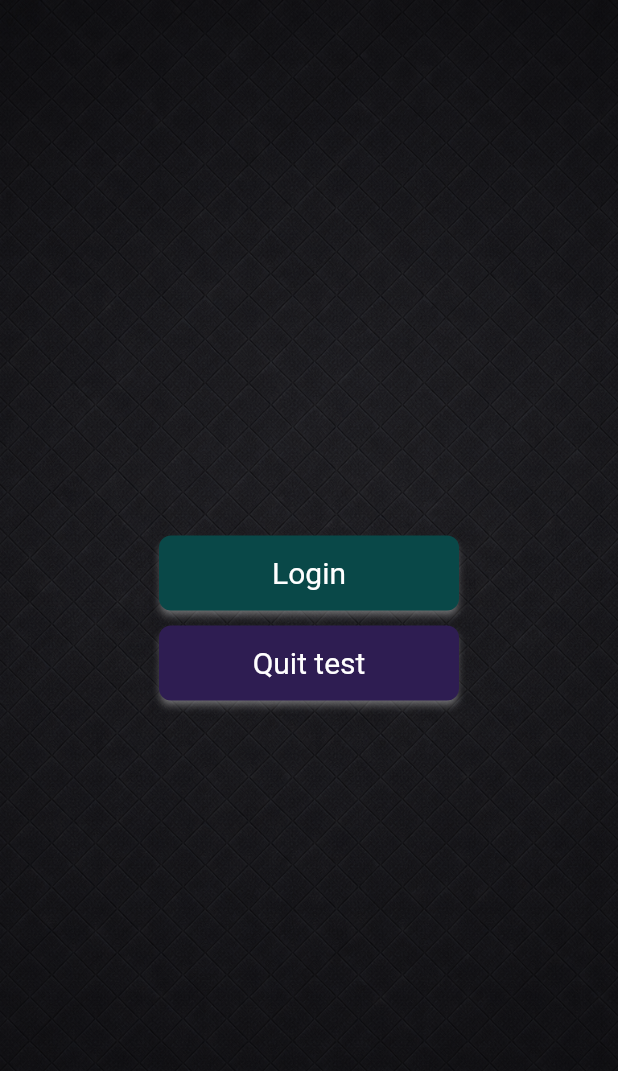
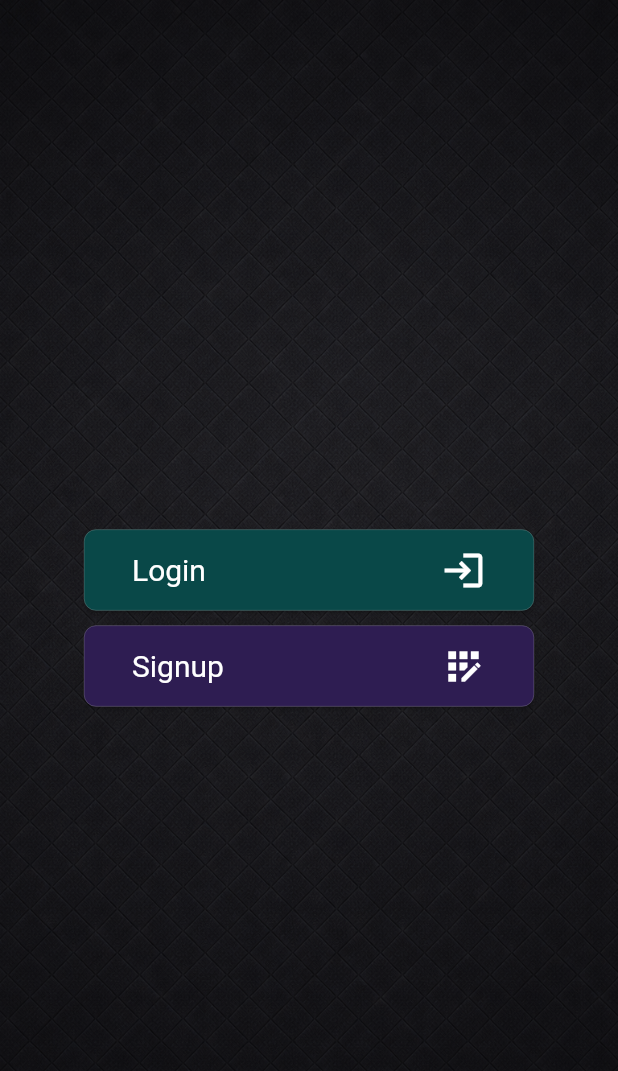
Before and after one commit to jensma89/mythic-access-frontend, a Flutter app: the screen it shows after launch, on a phone screen of 412 x 824 dp. Shown: the top 1071 px of the screen. Run offline on Flutter 3.47's test engine with Material 3 defaults, Android fonts, the phone set to English and light mode, and no system bars.

Commit message:
Add icons to the buttons

```diff
--- a/lib/components/button.dart
+++ b/lib/components/button.dart
@@ -5,12 +5,29 @@ import 'package:flutter/material.dart';
 class AppButton extends StatelessWidget {
   final String text;
   final VoidCallback onPressed;
+  final IconData? icon;
 
-  const AppButton({super.key, required this.text, required this.onPressed});
+  const AppButton({
+    super.key,
+    required this.text,
+    required this.onPressed,
+    required this.icon,
+  });
 
   @override
   Widget build(BuildContext context) {
-    return ElevatedButton(onPressed: onPressed, child: Text(text));
+    return ElevatedButton(
+      onPressed: onPressed,
+      child: icon != null
+          ? Padding(
+              padding: const EdgeInsets.symmetric(horizontal: 8.0),
+              child: Row(
+                mainAxisAlignment: MainAxisAlignment.spaceBetween,
+                children: [Text(text), Icon(icon, size: 30)],
+              ),
+            )
+          : Text(text),
+    );
   }
 }
 
@@ -18,8 +35,14 @@ class AppButton extends StatelessWidget {
 class PrimaryButton extends StatelessWidget {
   final String text;
   final VoidCallback onPressed;
+  final IconData? icon;
 
-  const PrimaryButton({super.key, required this.text, required this.onPressed});
+  const PrimaryButton({
+    super.key,
+    required this.text,
+    required this.onPressed,
+    required this.icon,
+  });
 
   @override
   Widget build(BuildContext context) {
@@ -32,7 +55,15 @@ class PrimaryButton extends StatelessWidget {
           const Color.fromRGBO(9, 72, 72, 1.0),
         ),
       ),
-      child: Text(text),
+      child: icon != null
+          ? Padding(
+              padding: const EdgeInsets.symmetric(horizontal: 8.0),
+              child: Row(
+                mainAxisAlignment: MainAxisAlignment.spaceBetween,
+                children: [Text(text), Icon(icon, size: 30)],
+              ),
+            )
+          : Text(text),
     );
   }
 }
@@ -41,11 +72,13 @@ class PrimaryButton extends StatelessWidget {
 class SecondaryButton extends StatelessWidget {
   final String text;
   final VoidCallback onPressed;
+  final IconData? icon;
 
   const SecondaryButton({
     super.key,
     required this.text,
     required this.onPressed,
+    required this.icon,
   });
 
   @override
@@ -59,7 +92,15 @@ class SecondaryButton extends StatelessWidget {
           Color.fromRGBO(46, 29, 82, 1.0),
         ),
       ),
-      child: Text(text),
+      child: icon != null
+          ? Padding(
+              padding: const EdgeInsets.symmetric(horizontal: 8.0),
+              child: Row(
+                mainAxisAlignment: MainAxisAlignment.spaceBetween,
+                children: [Text(text), Icon(icon, size: 30)],
+              ),
+            )
+          : Text(text),
     );
   }
 }
--- a/lib/pages/login_page.dart
+++ b/lib/pages/login_page.dart
@@ -18,6 +18,7 @@ class LoginPage extends StatelessWidget {
             children: [
               PrimaryButton(
                 text: 'Login',
+                icon: Icons.login,
                 onPressed: () {
                   Navigator.pushReplacementNamed(context, '/start');
                 },
@@ -25,9 +26,10 @@ class LoginPage extends StatelessWidget {
 
               const SizedBox(height: 10),
               SecondaryButton(
-                text: 'Quit test',
+                text: 'Signup',
+                icon: Icons.app_registration,
                 onPressed: () {
-                  print('Quit test button pressed.');
+                  print('Signup button pressed.');
                 },
               ),
             ],
--- a/lib/pages/start_page.dart
+++ b/lib/pages/start_page.dart
@@ -27,6 +27,7 @@ class StartPage extends StatelessWidget {
               const SizedBox(height: 15),
               AppButton(
                 text: 'Campaigns',
+                icon: Icons.wallpaper,
                 onPressed: () {
                   print('Campaign button pressed.');
                 },
@@ -34,6 +35,7 @@ class StartPage extends StatelessWidget {
               const SizedBox(height: 15),
               AppButton(
                 text: 'My Account',
+                icon: Icons.account_circle,
                 onPressed: () {
                   print('My Account button pressed.');
                 },
@@ -41,6 +43,7 @@ class StartPage extends StatelessWidget {
               const SizedBox(height: 15),
               AppButton(
                 text: 'Settings',
+                icon: Icons.settings,
                 onPressed: () {
                   print('Settings button pressed.');
                 },
--- a/lib/theme/dark_theme.dart
+++ b/lib/theme/dark_theme.dart
@@ -26,8 +26,7 @@ ThemeData darkTheme = ThemeData(
       padding: const EdgeInsets.symmetric(horizontal: 24, vertical: 12),
       textStyle: const TextStyle(fontSize: 20),
       shape: RoundedRectangleBorder(borderRadius: BorderRadius.circular(8)),
-      elevation: 2, // Button shadow
-      shadowColor: Color.fromRGBO(255, 255, 255, 0.8),
+      side: const BorderSide(color: Colors.grey, width: 0.2),
     ),
   ),
 
```
